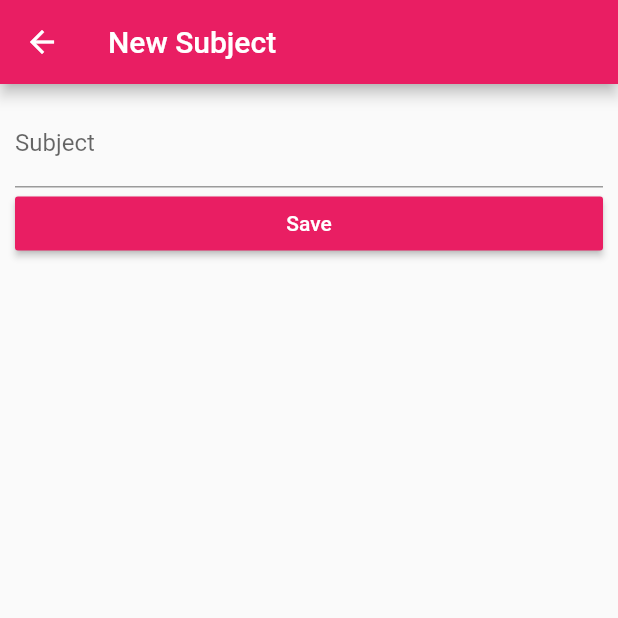
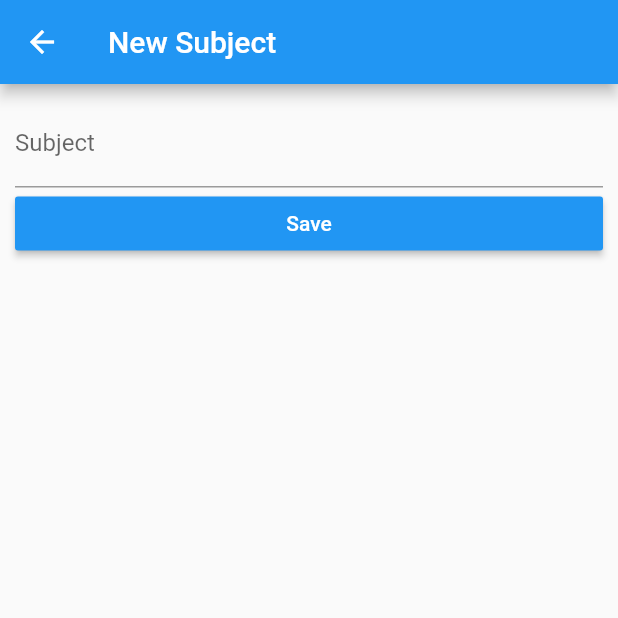
Before and after one commit to paoyimpae/flutter_assignment_02, a Flutter app: the screen it shows after launch, after a tap on the "add" icon, on a phone screen of 412 x 824 dp, the top half of it. Run offline on Flutter 3.47's test engine with Material 2 defaults, Android fonts, the phone set to English and light mode, and no system bars; our stand-ins replace sqflite; accounts and stored records are empty.

Commit message:
🎞 Edit Color Theme ✌

```diff
--- a/lib/main.dart
+++ b/lib/main.dart
@@ -9,7 +9,7 @@ class MyApp extends StatelessWidget {
   Widget build(BuildContext context) {
     return MaterialApp(
       theme: ThemeData(
-        primarySwatch: Colors.pink,
+        primarySwatch: Colors.blue,
       ),
       initialRoute: '/',
       routes: {
--- a/lib/ui_pages/todolist.dart
+++ b/lib/ui_pages/todolist.dart
@@ -159,8 +159,8 @@ class TodoListState extends State<TodoList> {
                 ),
               ),
               ],
-              labelColor: Colors.pink,
-              indicatorColor: Colors.pink,
+              labelColor: Colors.blue,
+              indicatorColor: Colors.blue,
               onTap: (value) {
                 setState(() {
                   page = value;
@@ -172,7 +172,7 @@ class TodoListState extends State<TodoList> {
         ),
       ),
       theme: ThemeData(
-        primarySwatch: Colors.pink,
+        primarySwatch: Colors.blue,
       ),
     );
   }
```
